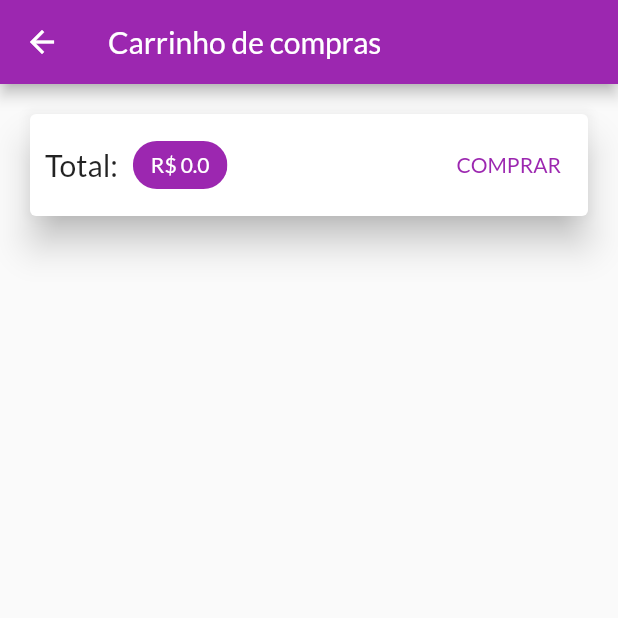
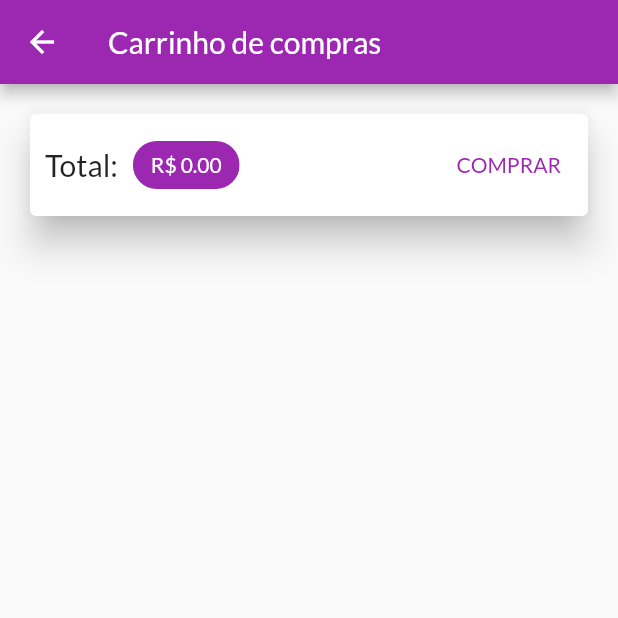
Before and after one commit to WellysonP/Shopw2, a Flutter app: the CartPage screen opened by its route, on a phone screen of 412 x 824 dp, the top half of it. Run offline on Flutter 3.47's test engine with Material 2 defaults, Android fonts, the phone set to English and light mode, and no system bars; network calls fail.

```diff
--- a/lib/components/product_grid.dart
+++ b/lib/components/product_grid.dart
@@ -20,9 +20,9 @@ class ProductGrid extends StatelessWidget {
       itemCount: loadedProducts.length,
       gridDelegate: SliverGridDelegateWithFixedCrossAxisCount(
         crossAxisCount: 2,
-        childAspectRatio: 3 / 2,
+        childAspectRatio: 1,
         crossAxisSpacing: 10,
-        mainAxisSpacing: 10,
+        mainAxisSpacing: 40,
       ),
       itemBuilder: (ctx, index) => ChangeNotifierProvider.value(
         value: loadedProducts[index],
--- a/lib/data/dummy_data.dart
+++ b/lib/data/dummy_data.dart
@@ -3,33 +3,34 @@ import '../models/product.dart';
 final dummyProducts = [
   Product(
     id: 'p1',
-    name: 'Red Shirt',
-    description: 'A red shirt - it is pretty red!',
-    price: 29.99,
+    name: 'Essencial Clássico',
+    description: 'NATURA - Perfume Masculino Essencial Clássico 100ml.',
+    price: 134.36,
     imageUrl:
-        'https://cdn.pixabay.com/photo/2016/10/02/22/17/red-t-shirt-1710578_1280.jpg',
+        'https://images-americanas.b2w.io/produtos/1709342622/imagens/perfume-essencial-classico-deo-parfum-masculino-100ml/1709342622_1_large.jpg',
   ),
   Product(
     id: 'p2',
-    name: 'Trousers',
-    description: 'A nice pair of trousers.',
-    price: 59.99,
+    name: 'Homem DOM',
+    description: 'NATURA - Perfume Masculino Homem Dom 100ml.',
+    price: 172.90,
     imageUrl:
-        'https://upload.wikimedia.org/wikipedia/commons/thumb/e/e8/Trousers%2C_dress_%28AM_1960.022-8%29.jpg/512px-Trousers%2C_dress_%28AM_1960.022-8%29.jpg',
+        'https://static.natura.com/cdn/ff/m_mAyn7kkEoydlf4We8uZPj0SqpuhfbuU5Cc9cFlbys/1625495826/public/2021-07/59847_dicas_de_uso_0.jpg',
   ),
   Product(
     id: 'p3',
-    name: 'Yellow Scarf',
-    description: 'Warm and cozy - exactly what you need for the winter.',
-    price: 19.99,
-    imageUrl: 'https://live.staticflickr.com/4043/4438260868_cc79b3369d_z.jpg',
+    name: 'Essencial Elixir',
+    description: 'NATURA - Perfume Feminino Essencial Elixir 100ml.',
+    price: 123.99,
+    imageUrl:
+        'http://d3ugyf2ht6aenh.cloudfront.net/stores/001/364/176/products/ea3aa37e1031fb9102e80baf1be60e5b-b2615304d7f804c0a216436541185525-640-0.jpg',
   ),
   Product(
     id: 'p4',
-    name: 'A Pan',
-    description: 'Prepare any meal you want.',
-    price: 49.99,
+    name: 'Una',
+    description: 'NATURA - Perfume Feminino UNA',
+    price: 209.90,
     imageUrl:
-        'https://upload.wikimedia.org/wikipedia/commons/thumb/1/14/Cast-Iron-Pan.jpg/1024px-Cast-Iron-Pan.jpg',
+        'https://images-submarino.b2w.io/produtos/53677237/imagens/perfume-natura-una-feminino-deo-parfum-75ml/53677235_1_large.jpg',
   ),
 ];
--- a/lib/pages/cart_page.dart
+++ b/lib/pages/cart_page.dart
@@ -2,6 +2,7 @@ import 'package:flutter/material.dart';
 import 'package:provider/provider.dart';
 import 'package:shop2/models/cart_item.dart';
 import '../models/cart.dart';
+import '../components/cart_item.dart';
 
 class CartPage extends StatelessWidget {
   const CartPage({Key? key}) : super(key: key);
@@ -9,6 +10,7 @@ class CartPage extends StatelessWidget {
   @override
   Widget build(BuildContext context) {
     final Cart cart = Provider.of(context);
+    final items = cart.items.values.toList();
     return Scaffold(
       appBar: AppBar(
         title: Text("Carrinho de compras"),
@@ -34,7 +36,7 @@ class CartPage extends StatelessWidget {
                   Chip(
                     backgroundColor: Theme.of(context).colorScheme.primary,
                     label: Text(
-                      "R\$ ${cart.totalAmount}",
+                      "R\$ ${cart.totalAmount.toStringAsFixed(2)}",
                       style: TextStyle(
                         color:
                             Theme.of(context).primaryTextTheme.headline6?.color,
@@ -45,9 +47,15 @@ class CartPage extends StatelessWidget {
                   TextButton(
                     onPressed: () {},
                     child: Text("COMPRAR"),
-                  )
+                  ),
                 ],
               ),
+            ),
+          ),
+          Expanded(
+            child: ListView.builder(
+              itemCount: items.length,
+              itemBuilder: (ctx, index) => CartItemWidget(items[index]),
             ),
           )
         ],
```
Also changed, not shown: lib/components/cart_item.dart (added, +13 -0 lines), lib/components/product_item.dart (+20 -8 lines), pubspec.lock, 1 other file.
